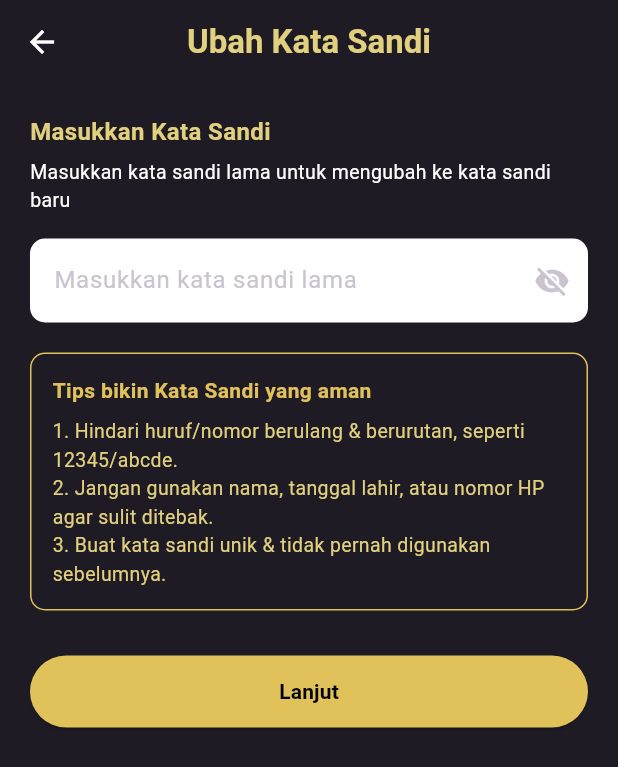
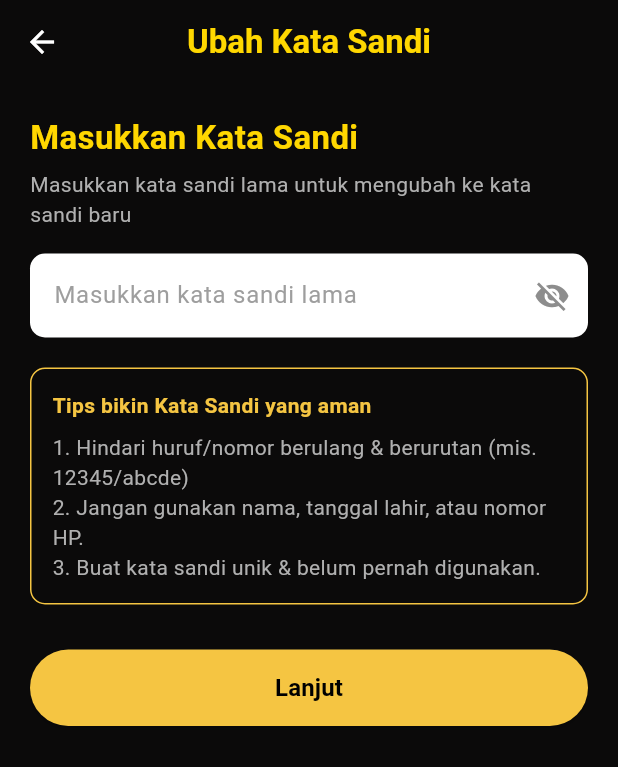
Before and after one commit to wikadprly/klinikgigi, a Flutter app: the MasukKataSandiPage screen opened directly, on a phone screen of 412 x 824 dp. Shown: the top 767 px of the screen. Run offline on Flutter 3.47's test engine with Material 3 defaults, Android fonts, the light colour scheme and no system bars; Roboto replaces fonts that are missing (Poppins, poppins).

Commit message:
Menambahkan widget PasswordInputField & TipsBox serta update Masukkansandi

```diff
--- a/lib/features/profile/screens/Masukkansandi.dart
+++ b/lib/features/profile/screens/Masukkansandi.dart
@@ -1,4 +1,11 @@
 import 'package:flutter/material.dart';
+import 'package:flutter_klinik_gigi/theme/colors.dart';
+import 'package:flutter_klinik_gigi/theme/text_styles.dart';
+
+// ✅ Import widgets yang sudah kamu pisahkan
+import 'package:flutter_klinik_gigi/features/profile/widgets/password_input_field.dart';
+import 'package:flutter_klinik_gigi/features/profile/widgets/tips_box.dart';
+import 'package:flutter_klinik_gigi/features/profile/widgets/custom_button.dart';
 
 class MasukKataSandiPage extends StatefulWidget {
   const MasukKataSandiPage({super.key});
@@ -9,22 +16,24 @@ class MasukKataSandiPage extends StatefulWidget {
 
 class _MasukKataSandiPageState extends State<MasukKataSandiPage> {
   final TextEditingController _passwordController = TextEditingController();
-  bool _isObscure = true;
 
   @override
   Widget build(BuildContext context) {
     return Scaffold(
-      backgroundColor: const Color(0xFF1F1B24),
+      backgroundColor: AppColors.background,
       appBar: AppBar(
-        backgroundColor: const Color(0xFF1F1B24),
+        backgroundColor: AppColors.background,
         elevation: 0,
         leading: IconButton(
-          icon: const Icon(Icons.arrow_back, color: Colors.white),
+          icon: const Icon(Icons.arrow_back, color: AppColors.textLight),
           onPressed: () => Navigator.pop(context),
         ),
         title: const Text(
           "Ubah Kata Sandi",
-          style: TextStyle(color: Color(0xFFE1D07E), fontWeight: FontWeight.bold),
+          style: TextStyle(
+            color: AppColors.gold,
+            fontWeight: FontWeight.bold,
+          ),
         ),
         centerTitle: true,
       ),
@@ -33,92 +42,36 @@ class _MasukKataSandiPageState extends State<MasukKataSandiPage> {
         child: Column(
           crossAxisAlignment: CrossAxisAlignment.start,
           children: [
-            const Text(
+            Text(
               "Masukkan Kata Sandi",
-              style: TextStyle(fontSize: 16, color: Color(0xFFE1D07E), fontWeight: FontWeight.bold),
+              style: AppTextStyles.heading.copyWith(color: AppColors.gold),
             ),
             const SizedBox(height: 6),
             const Text(
               "Masukkan kata sandi lama untuk mengubah ke kata sandi baru",
-              style: TextStyle(fontSize: 13, color: Colors.white),
+              style: AppTextStyles.label,
             ),
             const SizedBox(height: 16),
 
-            // Input Password
-            TextField(
+            // ✅ pakai widget terpisah
+            PasswordInputField(
               controller: _passwordController,
-              obscureText: _isObscure,
-              decoration: InputDecoration(
-                filled: true,
-                fillColor: Colors.white,
-                hintText: "Masukkan kata sandi lama",
-                suffixIcon: IconButton(
-                  icon: Icon(_isObscure ? Icons.visibility_off : Icons.visibility),
-                  onPressed: () {
-                    setState(() {
-                      _isObscure = !_isObscure;
-                    });
-                  },
-                ),
-                border: OutlineInputBorder(
-                  borderRadius: BorderRadius.circular(10),
-                  borderSide: BorderSide.none,
-                ),
-              ),
+              hintText: "Masukkan kata sandi lama",
             ),
 
             const SizedBox(height: 20),
 
-            // Tips Box
-            Container(
-              padding: const EdgeInsets.all(14),
-              decoration: BoxDecoration(
-                border: Border.all(color: Color(0xFFE0C15A)),
-                borderRadius: BorderRadius.circular(10),
-              ),
-              child: const Column(
-                crossAxisAlignment: CrossAxisAlignment.start,
-                children: [
-                  Text(
-                    "Tips bikin Kata Sandi yang aman",
-                    style: TextStyle(
-                      color: Color(0xFFE0C15A),
-                      fontWeight: FontWeight.bold,
-                      fontSize: 14,
-                    ),
-                  ),
-                  SizedBox(height: 8),
-                  Text("1. Hindari huruf/nomor berulang & berurutan, seperti 12345/abcde.", style: TextStyle(color: Color(0xFFE1D07E), fontSize: 13)),
-                  Text("2. Jangan gunakan nama, tanggal lahir, atau nomor HP agar sulit ditebak.", style: TextStyle(color: Color(0xFFE1D07E), fontSize: 13)),
-                  Text("3. Buat kata sandi unik & tidak pernah digunakan sebelumnya.", style: TextStyle(color: Color(0xFFE1D07E), fontSize: 13)),
-                ],
-              ),
-            ),
+            // ✅ Tips Box widget
+            const TipsBox(),
 
             const SizedBox(height: 30),
 
-            // Tombol Lanjut
-            SizedBox(
-              width: double.infinity,
-              child: ElevatedButton(
-                onPressed: () {
-                  // Aksi ketika klik tombol
-                },
-                style: ElevatedButton.styleFrom(
-                  backgroundColor: const Color(0xFFE0C15A),
-                  shape: RoundedRectangleBorder(
-                    borderRadius: BorderRadius.circular(30),
-                  ),
-                  padding: const EdgeInsets.symmetric(vertical: 14),
-                ),
-                child: const Text(
-                  "Lanjut",
-                  style: TextStyle(
-                    color: Colors.black,
-                    fontWeight: FontWeight.bold,
-                  ),
-                ),
-              ),
+            // ✅ Custom Button widget
+            CustomButton(
+              text: "Lanjut",
+              onPressed: () {
+                // TODO: aksi lanjut
+              },
             ),
           ],
         ),
--- a/lib/features/profile/widgets/custom_button.dart
+++ b/lib/features/profile/widgets/custom_button.dart
@@ -0,0 +1,35 @@
+import 'package:flutter/material.dart';
+import 'package:flutter_klinik_gigi/theme/colors.dart';
+import 'package:flutter_klinik_gigi/theme/text_styles.dart';
+
+class CustomButton extends StatelessWidget {
+  final String text;
+  final VoidCallback onPressed;
+
+  const CustomButton({
+    super.key,
+    required this.text,
+    required this.onPressed,
+  });
+
+  @override
+  Widget build(BuildContext context) {
+    return SizedBox(
+      width: double.infinity,
+      child: ElevatedButton(
+        onPressed: onPressed,
+        style: ElevatedButton.styleFrom(
+          backgroundColor: AppColors.goldDark,
+          shape: RoundedRectangleBorder(
+            borderRadius: BorderRadius.circular(30),
+          ),
+          padding: const EdgeInsets.symmetric(vertical: 14),
+        ),
+        child: Text(
+          text,
+          style: AppTextStyles.button.copyWith(color: Colors.black),
+        ),
+      ),
+    );
+  }
+}
--- /dev/null
+++ b/lib/features/profile/widgets/password_input_field.dart
@@ -0,0 +1,59 @@
+import 'package:flutter/material.dart';
+import 'package:flutter_klinik_gigi/theme/colors.dart';
+import 'package:flutter_klinik_gigi/theme/text_styles.dart';
+
+class PasswordInputField extends StatefulWidget {
+  final TextEditingController controller;
+  final String hintText;
+
+  const PasswordInputField({
+    super.key,
+    required this.controller,
+    required this.hintText,
+  });
+
+  @override
+  State<PasswordInputField> createState() => _PasswordInputFieldState();
+}
+
+class _PasswordInputFieldState extends State<PasswordInputField> {
+  bool _isObscure = true;
+
+  @override
+  Widget build(BuildContext context) {
+    return TextField(
+      controller: widget.controller,
+      obscureText: _isObscure,
+      // 👇 Warna teks & bintang jadi hitam
+      style: const TextStyle(
+        color: Colors.black,
+        fontSize: 16,
+        fontFamily: 'Poppins',
+      ),
+      decoration: InputDecoration(
+        hintText: widget.hintText,
+        hintStyle: const TextStyle(
+          color: Colors.grey, // warna placeholder abu-abu
+          fontFamily: 'Poppins',
+        ),
+        filled: true,
+        fillColor: AppColors.white,
+        suffixIcon: IconButton(
+          icon: Icon(
+            _isObscure ? Icons.visibility_off : Icons.visibility,
+            color: AppColors.inputBorder,
+          ),
+          onPressed: () {
+            setState(() {
+              _isObscure = !_isObscure;
+            });
+          },
+        ),
+        border: OutlineInputBorder(
+          borderRadius: BorderRadius.circular(10),
+          borderSide: BorderSide.none,
+        ),
+      ),
+    );
+  }
+}
--- /dev/null
+++ b/lib/features/profile/widgets/tips_box.dart
@@ -0,0 +1,44 @@
+import 'package:flutter/material.dart';
+import 'package:flutter_klinik_gigi/theme/colors.dart';
+import 'package:flutter_klinik_gigi/theme/text_styles.dart';
+
+class TipsBox extends StatelessWidget {
+  const TipsBox({super.key});
+
+  @override
+  Widget build(BuildContext context) {
+    return Container(
+      padding: const EdgeInsets.all(14),
+      decoration: BoxDecoration(
+        border: Border.all(color: AppColors.goldDark),
+        borderRadius: BorderRadius.circular(10),
+      ),
+      child: const Column(
+        crossAxisAlignment: CrossAxisAlignment.start,
+        children: [
+          Text(
+            "Tips bikin Kata Sandi yang aman",
+            style: TextStyle(
+              color: AppColors.goldDark,
+              fontWeight: FontWeight.bold,
+              fontSize: 14,
+            ),
+          ),
+          SizedBox(height: 8),
+          Text(
+            "1. Hindari huruf/nomor berulang & berurutan (mis. 12345/abcde)",
+            style: AppTextStyles.label,
+          ),
+          Text(
+            "2. Jangan gunakan nama, tanggal lahir, atau nomor HP.",
+            style: AppTextStyles.label,
+          ),
+          Text(
+            "3. Buat kata sandi unik & belum pernah digunakan.",
+            style: AppTextStyles.label,
+          ),
+        ],
+      ),
+    );
+  }
+}
--- a/lib/main.dart
+++ b/lib/main.dart
@@ -1,6 +1,6 @@
 import 'package:flutter/material.dart';
 
-import 'features/profile/screens/konfirmasikatasandi.dart';
+import 'features/profile/screens/Masukkansandi.dart';
 
 void main() {
   runApp(const KlinikGigiApp());
@@ -21,8 +21,8 @@ class KlinikGigiApp extends StatelessWidget {
         fontFamily: 'poppins',
       ),
 
-      initialRoute: '/konfirmasikatasandi.dart',
-      routes: {'/konfirmasikatasandi.dart': (context) => const UbahKataSandiPage()},
+      initialRoute: '/Masukkansandi.dart',
+      routes: {'/Masukkansandi.dart': (context) => const MasukKataSandiPage()},
     );
   }
 }
```
